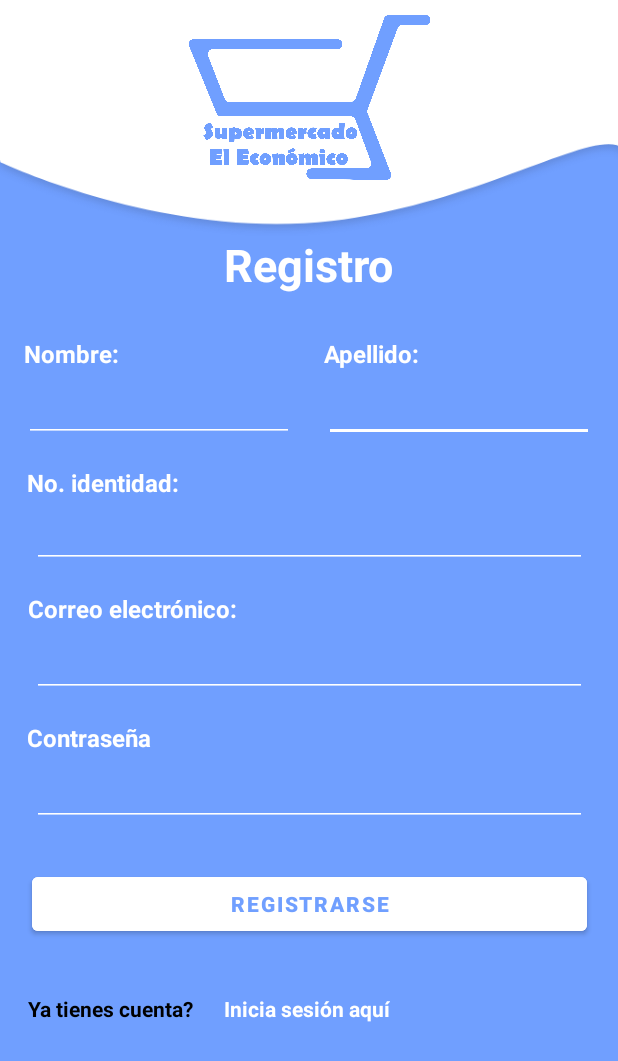
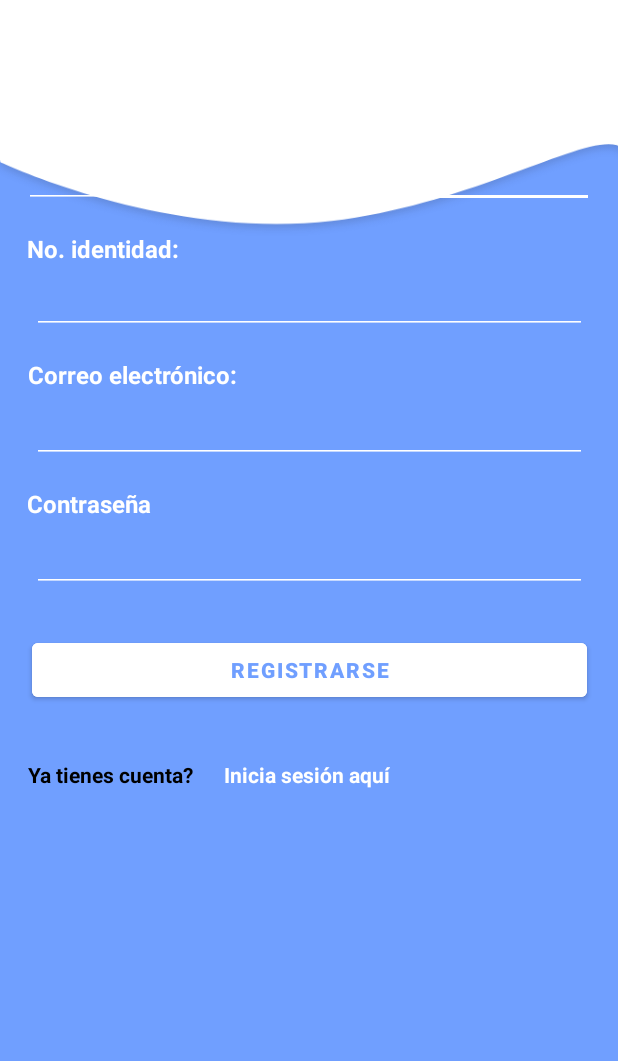
Before and after one commit to jimmyzelaya/Proyecto, an Android app: the ActivityRegistro screen opened directly, with no data from a screen before it, on a phone screen of 412 x 824 dp. Shown: the top 1061 px of the screen. Run offline under Robolectric (Android 15) with nearby library versions, the phone set to English and light mode, and no system bars.

Commit message:
Nuevo 2.0

```diff
--- a/app/src/main/res/layout/activity_registro.xml
+++ b/app/src/main/res/layout/activity_registro.xml
@@ -7,22 +7,10 @@
     android:background="@drawable/google_pixel_4__4xl__1"
     tools:context=".ActivityRegistro">
 
-    <ImageView
-        android:id="@+id/imageView"
-        android:layout_width="210dp"
-        android:layout_height="110dp"
-        android:layout_marginTop="10dp"
-        android:contentDescription="@string/logo_de_la_aplicacion"
-        app:layout_constraintEnd_toEndOf="parent"
-        app:layout_constraintStart_toStartOf="parent"
-        app:layout_constraintTop_toTopOf="parent"
-        app:srcCompat="@drawable/logo_el_economico" />
-
     <TextView
         android:id="@+id/textView5"
         android:layout_width="wrap_content"
         android:layout_height="wrap_content"
-        android:layout_marginTop="36dp"
         android:fontFamily="sans-serif"
         android:text="@string/registro"
         android:textColor="@color/white"
@@ -30,7 +18,7 @@
         android:textStyle="bold"
         app:layout_constraintEnd_toEndOf="parent"
         app:layout_constraintStart_toStartOf="parent"
-        app:layout_constraintTop_toBottomOf="@+id/imageView" />
+        tools:layout_editor_absoluteY="156dp" />
 
     <TextView
         android:layout_width="wrap_content"
```
